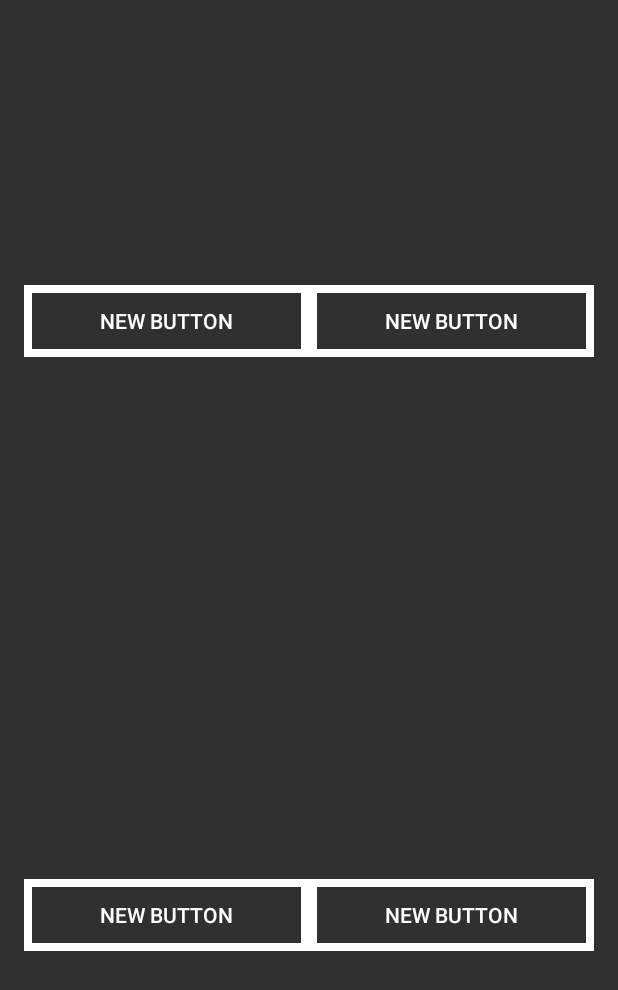
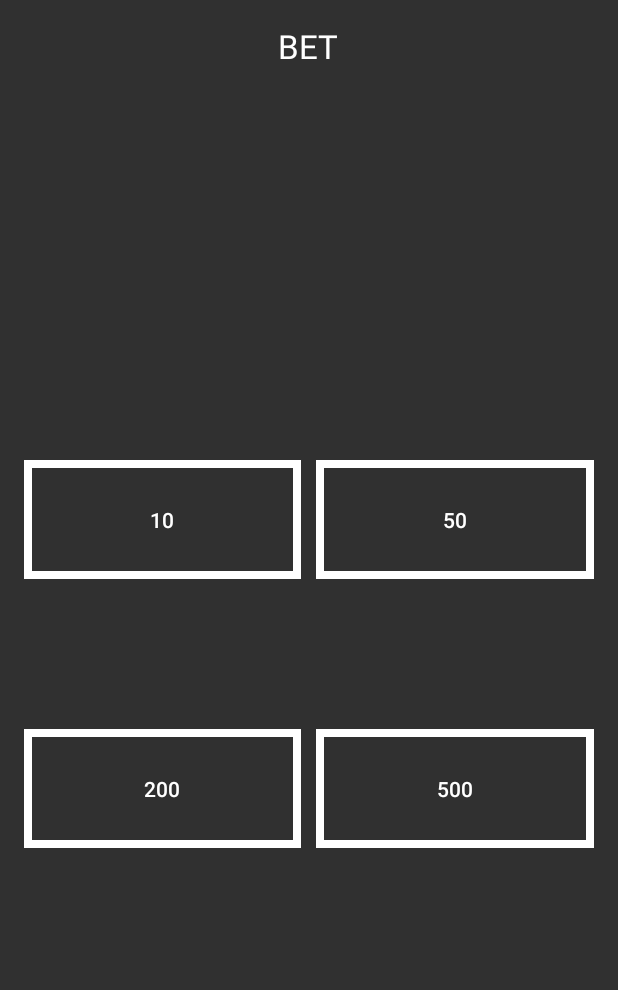
Before and after one commit to NetoPedro/BlackjackAndroid, an Android app: the BetActivity screen opened directly, with no data from a screen before it, on a phone screen of 412 x 824 dp. Shown: the top 990 px of the screen. Run offline under Robolectric (Android 15) with nearby library versions, the phone set to English and light mode, and no system bars.

Commit message:
Bet activity continued implementation

```diff
--- a/app/src/main/java/com/trimteam/blackjack/BetActivity.java
+++ b/app/src/main/java/com/trimteam/blackjack/BetActivity.java
@@ -1,13 +1,38 @@
 package com.trimteam.blackjack;
 
+import android.content.Intent;
 import android.support.v7.app.AppCompatActivity;
 import android.os.Bundle;
+import android.view.View;
+import android.widget.Button;
 
 public class BetActivity extends AppCompatActivity {
+
+    private Button firstBetButton, secondBetButton, thirdBetButton, fourthBetButton;
 
     @Override
     protected void onCreate(Bundle savedInstanceState) {
         super.onCreate(savedInstanceState);
         setContentView(R.layout.activity_bet);
+        firstBetButton = (Button) findViewById(R.id.firstBet);
+        secondBetButton = (Button) findViewById(R.id.secondBet);
+        thirdBetButton = (Button) findViewById(R.id.thirdBet);
+        fourthBetButton = (Button) findViewById(R.id.fourthBet);
+
+        View.OnClickListener clickListener = new View.OnClickListener() {
+            @Override
+            public void onClick(View view) {
+                Intent i = new Intent(BetActivity.this, GameScreenActivity.class);
+                i.putExtra("bet",((Button) view).getText());
+                i.putExtra("points",BetActivity.this.getIntent().getExtras().getString("points"));
+                startActivity(i);
+            }
+        };
+
+        firstBetButton.setOnClickListener(clickListener);
+        secondBetButton.setOnClickListener(clickListener);
+        thirdBetButton.setOnClickListener(clickListener);
+        fourthBetButton.setOnClickListener(clickListener);
+
     }
 }
--- a/app/src/main/res/layout/activity_bet.xml
+++ b/app/src/main/res/layout/activity_bet.xml
@@ -10,53 +10,76 @@
     android:orientation="vertical"
     tools:context="com.trimteam.blackjack.BetActivity">
 
+    <TextView
+        android:layout_width="wrap_content"
+        android:layout_height="0dp"
+        android:layout_weight="0.15"
+        android:layout_gravity="center"
+        android:textAppearance="?android:attr/textAppearanceLarge"
+        android:text="BET"
+        android:id="@+id/textView3" />
+
     <LinearLayout
         android:orientation="horizontal"
         android:layout_width="match_parent"
         android:layout_height="0dp"
-        android:layout_weight="1">
+        android:layout_weight="1"
+        android:weightSum="2"
+        android:layout_marginBottom="50dp">
 
         <Button
             android:layout_width="0dp"
             android:layout_weight="1"
             android:layout_height="wrap_content"
-            android:text="New Button"
+            android:text="10"
             android:background="@drawable/hands_border"
             android:id="@+id/firstBet"
-            android:layout_gravity="center"/>
+            android:layout_marginRight="10dp"
+            android:layout_gravity="bottom|center_horizontal"
+            android:paddingTop="30dp"
+            android:paddingBottom="30dp" />
 
         <Button
             android:layout_width="0dp"
             android:layout_height="wrap_content"
             android:layout_weight="1"
             android:background="@drawable/hands_border"
-            android:text="New Button"
+            android:text="50"
             android:id="@+id/secondBet"
-            android:layout_gravity="center"/>
+            android:layout_gravity="bottom|center"
+            android:paddingBottom="30dp"
+            android:paddingTop="30dp" />
     </LinearLayout>
 
     <LinearLayout
         android:orientation="horizontal"
         android:layout_width="match_parent"
         android:layout_height="0dp"
-        android:layout_weight="1">
+        android:layout_weight="1"
+        android:layout_marginTop="50dp">
 
         <Button
             android:layout_width="0dp"
             android:layout_height="wrap_content"
             android:layout_weight="1"
-            android:text="New Button"
+            android:text="200"
             android:background="@drawable/hands_border"
             android:id="@+id/thirdBet"
-            android:layout_gravity="center"/>
+            android:layout_marginRight="10dp"
+            android:layout_gravity="top|center"
+            android:paddingBottom="30dp"
+            android:paddingTop="30dp" />
 
         <Button
             android:layout_width="0dp"
             android:layout_height="wrap_content"
             android:layout_weight="1"
-            android:text="New Button"
+            android:text="500"
             android:background="@drawable/hands_border"
             android:id="@+id/fourthBet"
-            android:layout_gravity="center"/>
+            android:layout_gravity="top|center_horizontal"
+            android:paddingTop="30dp"
+            android:paddingBottom="30dp" />
     </LinearLayout>
+
 </LinearLayout>
```
